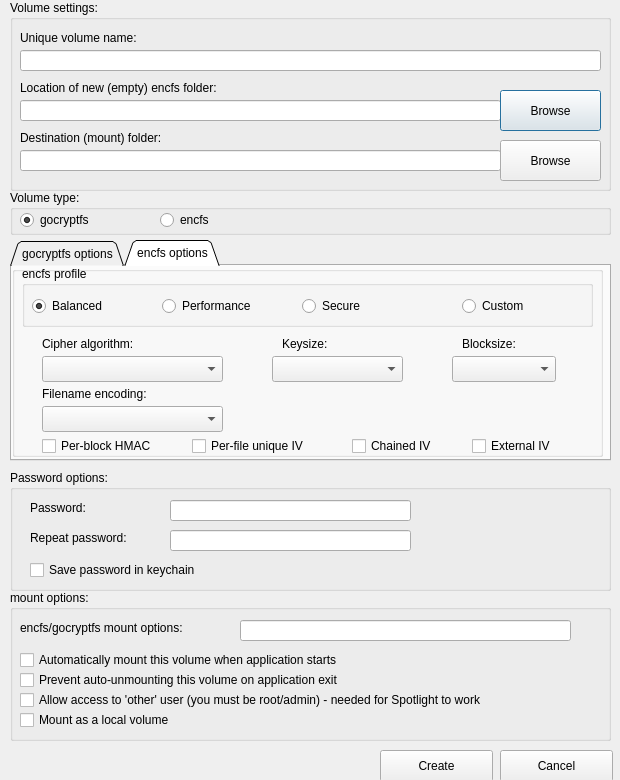
Qt form encfsgui_volume.ui (corelan/pyencfsgui) before a commit.
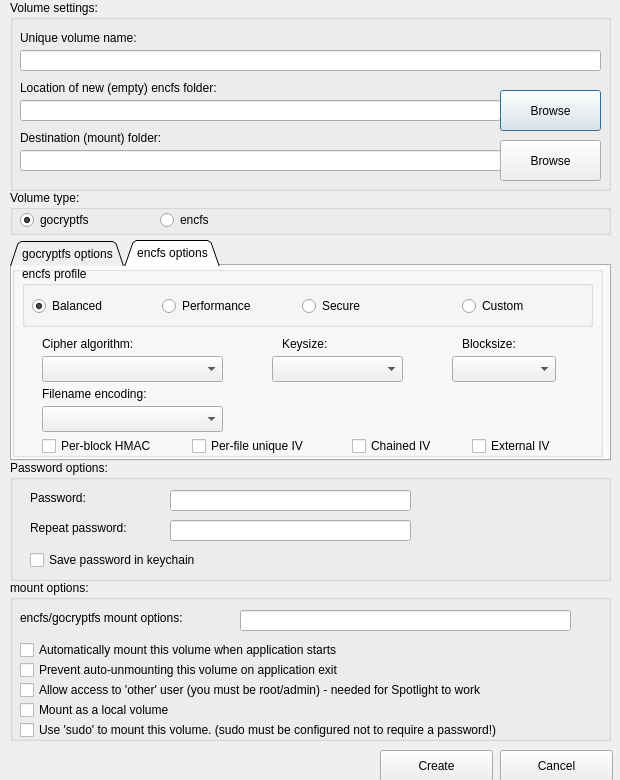
The same form after that commit. The open tabs and pages were chosen to show the change.

Diff of the .ui file:
```diff
--- a/encfsgui_volume.ui
+++ b/encfsgui_volume.ui
@@ -149,7 +149,7 @@
    <property name="geometry">
     <rect>
      <x>10</x>
-     <y>470</y>
+     <y>460</y>
      <width>601</width>
      <height>121</height>
     </rect>
@@ -227,9 +227,9 @@
    <property name="geometry">
     <rect>
      <x>10</x>
-     <y>590</y>
+     <y>580</y>
      <width>601</width>
-     <height>151</height>
+     <height>161</height>
     </rect>
    </property>
    <property name="title">
@@ -310,6 +310,19 @@
      <string>Mount as a local volume</string>
     </property>
    </widget>
+   <widget class="QCheckBox" name="chk_usesudo">
+    <property name="geometry">
+     <rect>
+      <x>10</x>
+      <y>140</y>
+      <width>581</width>
+      <height>20</height>
+     </rect>
+    </property>
+    <property name="text">
+     <string>Use 'sudo' to mount this volume. (sudo must be configured not to require a password!)</string>
+    </property>
+   </widget>
   </widget>
   <widget class="QPushButton" name="btn_save">
    <property name="geometry">
```
Left out of the diff: 2 changed lines with no effect on the pictures.
